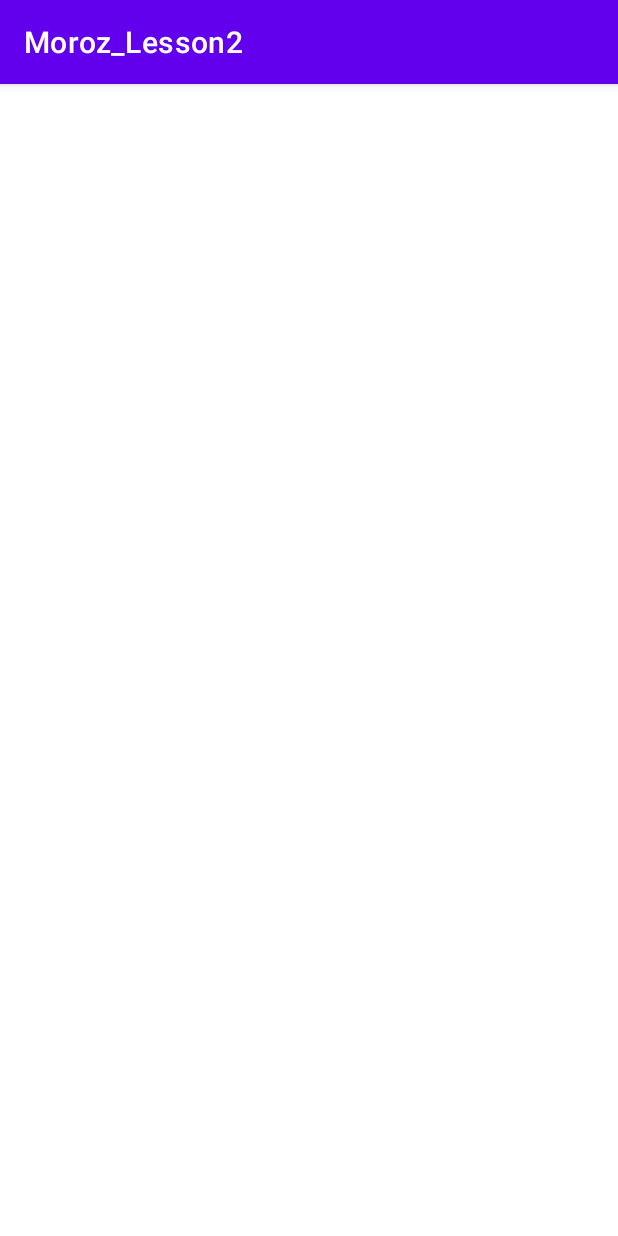
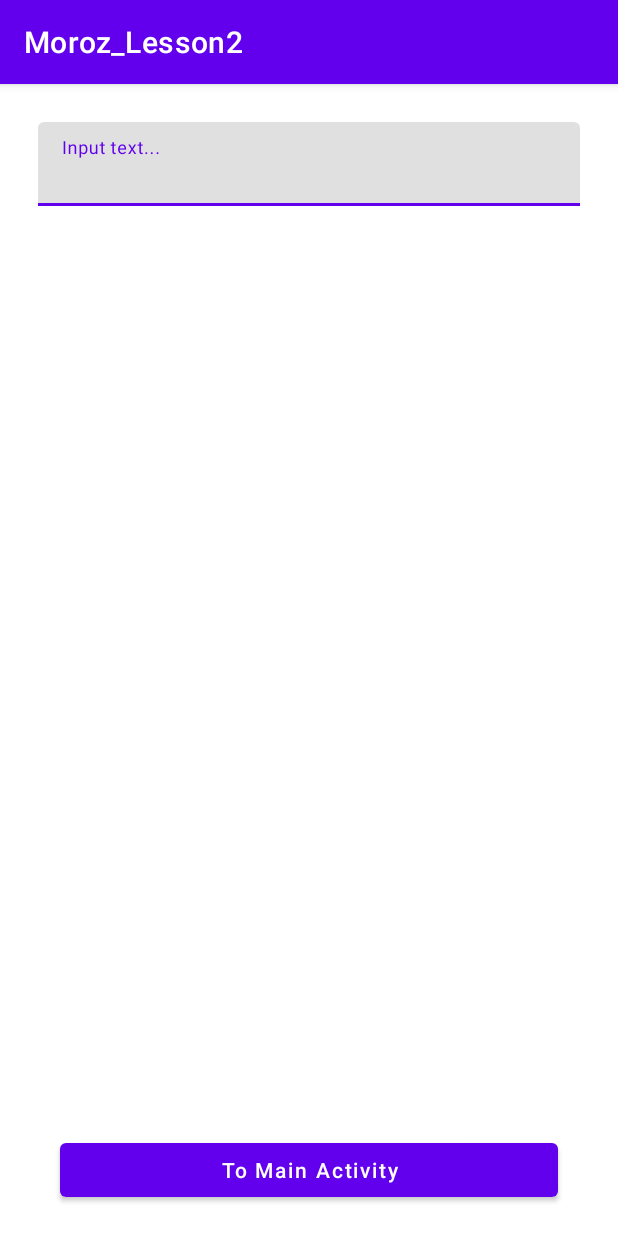
Before and after one commit to almoiv0499/Moroz_Lesson2, an Android app: the SecondActivity screen opened directly, with no data from a screen before it, on a phone screen of 412 x 824 dp. Run offline under Robolectric (Android 15) with nearby library versions, the phone set to English and light mode, and no system bars.

Commit message:
feature added Button and InputEditText in activity_second.xml

```diff
--- a/app/src/main/java/ru/aston/moroz_lesson2/SecondActivity.kt
+++ b/app/src/main/java/ru/aston/moroz_lesson2/SecondActivity.kt
@@ -1,13 +1,33 @@
 package ru.aston.moroz_lesson2
 
 import android.os.Bundle
+import android.os.PersistableBundle
 import androidx.appcompat.app.AppCompatActivity
+import ru.aston.moroz_lesson2.databinding.ActivitySecondBinding
 
 class SecondActivity : AppCompatActivity() {
+    companion object {
+        private const val SAVE_STATE_KEY = "save_state_key"
+    }
 
+    private lateinit var binding: ActivitySecondBinding
     override fun onCreate(savedInstanceState: Bundle?) {
         super.onCreate(savedInstanceState)
-        setContentView(R.layout.activity_second)
+        binding = ActivitySecondBinding.inflate(layoutInflater)
+        setContentView(binding.root)
+
+        navigateToMainActivity()
     }
 
+    private fun navigateToMainActivity() {
+        binding.buttonNavigateToMainActivity.setOnClickListener {
+
+        }
+    }
+
+    override fun onSaveInstanceState(outState: Bundle, outPersistentState: PersistableBundle) {
+        super.onSaveInstanceState(outState, outPersistentState)
+        val valueFromEditText = binding.inputText.text.toString()
+        outState.putString(SAVE_STATE_KEY, valueFromEditText)
+    }
 }
--- a/app/src/main/res/layout/activity_second.xml
+++ b/app/src/main/res/layout/activity_second.xml
@@ -6,4 +6,37 @@
     android:layout_height="match_parent"
     tools:context=".SecondActivity">
 
+    <com.google.android.material.textfield.TextInputLayout
+        android:id="@+id/input_layout"
+        android:layout_width="@dimen/width_fill_all_available_space"
+        android:layout_height="wrap_content"
+        android:layout_margin="@dimen/editText_margin"
+        app:endIconMode="clear_text"
+        app:layout_constraintEnd_toEndOf="parent"
+        app:layout_constraintStart_toStartOf="parent"
+        app:layout_constraintTop_toTopOf="parent">
+
+        <com.google.android.material.textfield.TextInputEditText
+            android:id="@+id/input_text"
+            android:layout_width="match_parent"
+            android:layout_height="wrap_content"
+            android:hint="@string/input_text"
+            android:inputType="text"
+            android:textColor="@color/black" />
+
+    </com.google.android.material.textfield.TextInputLayout>
+
+    <com.google.android.material.button.MaterialButton
+        android:id="@+id/button_navigate_to_main_activity"
+        android:layout_width="@dimen/width_fill_all_available_space"
+        android:layout_height="wrap_content"
+        android:layout_marginStart="@dimen/button_margin_start_and_end"
+        android:layout_marginEnd="@dimen/button_margin_start_and_end"
+        android:layout_marginBottom="@dimen/button_margin_bottom"
+        android:text="@string/to_main_activity"
+        android:textAllCaps="false"
+        app:layout_constraintBottom_toBottomOf="parent"
+        app:layout_constraintEnd_toEndOf="parent"
+        app:layout_constraintStart_toStartOf="parent" />
+
 </androidx.constraintlayout.widget.ConstraintLayout>
```
